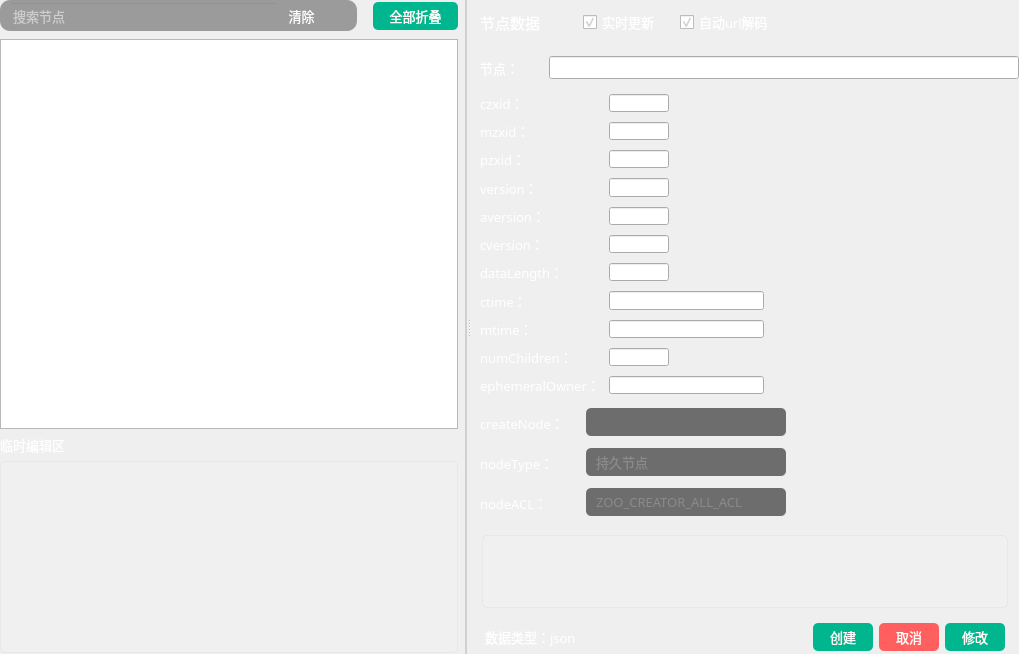
Qt form Fdog-Kit/module_zookeeper/zookeeperwidget.ui (HuaGouFdog/Fdog-Kit) before a commit.
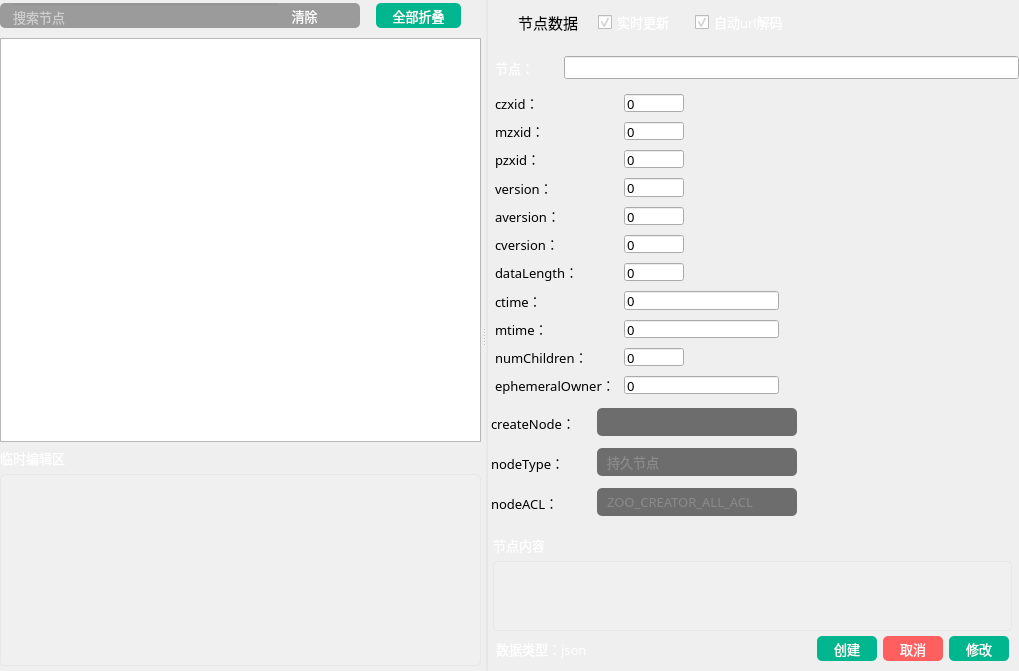
The same form after that commit. Icons and pictures are not drawn.

Commit message: 优化zk模块ui，去除多余设计，并确保背景继承于主窗口

The edit to the form file:
```diff
--- a/Fdog-Kit/module_zookeeper/zookeeperwidget.ui
+++ b/Fdog-Kit/module_zookeeper/zookeeperwidget.ui
@@ -128,12 +128,13 @@
      <property name="orientation">
       <enum>Qt::Horizontal</enum>
      </property>
+     <property name="handleWidth">
+      <number>5</number>
+     </property>
      <widget class="QWidget" name="verticalWidget_1_l" native="true">
       <property name="styleSheet">
        <string notr="true">#verticalWidget_1_l{
-
 color: rgb(255, 255, 255);
-border-right:2px solid rgba(108, 117, 125, 65); 
 }</string>
       </property>
       <layout class="QVBoxLayout" name="verticalLayout_9">
@@ -143,11 +144,14 @@
        <property name="sizeConstraint">
         <enum>QLayout::SetDefaultConstraint</enum>
        </property>
+       <property name="leftMargin">
+        <number>0</number>
+       </property>
        <property name="topMargin">
         <number>0</number>
        </property>
        <property name="rightMargin">
-        <number>9</number>
+        <number>0</number>
        </property>
        <property name="bottomMargin">
         <number>0</number>
@@ -190,16 +194,15 @@
             <property name="maximumSize">
              <size>
               <width>16777215</width>
-              <height>31</height>
+              <height>25</height>
              </size>
             </property>
             <property name="styleSheet">
              <string notr="true">#widget_1_3_l_1{
 color: rgb(255, 255, 255);
-border-radius: 14px;
 background-color: rgb(25, 25, 25, 100);
 border: 0px solid rgba(255, 255, 255, 0);
-border-radius: 10px;
+border-radius: 5px;
 padding-left:10px;
 padding-right:10px;
 }</string>
@@ -341,13 +344,13 @@
             <property name="minimumSize">
              <size>
               <width>85</width>
-              <height>28</height>
+              <height>25</height>
              </size>
             </property>
             <property name="maximumSize">
              <size>
               <width>85</width>
-              <height>28</height>
+              <height>25</height>
              </size>
             </property>
             <property name="font">
@@ -393,6 +396,22 @@
             </property>
            </widget>
           </item>
+          <item>
+           <spacer name="horizontalSpacer_9">
+            <property name="orientation">
+             <enum>Qt::Horizontal</enum>
+            </property>
+            <property name="sizeType">
+             <enum>QSizePolicy::Fixed</enum>
+            </property>
+            <property name="sizeHint" stdset="0">
+             <size>
+              <width>20</width>
+              <height>20</height>
+             </size>
+            </property>
+           </spacer>
+          </item>
          </layout>
         </widget>
        </item>
@@ -403,13 +422,13 @@
            <number>0</number>
           </property>
           <property name="topMargin">
-           <number>1</number>
+           <number>0</number>
           </property>
           <property name="rightMargin">
            <number>0</number>
           </property>
           <property name="bottomMargin">
-           <number>1</number>
+           <number>0</number>
           </property>
           <item>
            <widget class="QWidget" name="horizontalWidget_1_1_l" native="true">
@@ -435,7 +454,7 @@
               <number>0</number>
              </property>
              <property name="bottomMargin">
-              <number>0</number>
+              <number>5</number>
              </property>
              <item>
               <widget class="QStackedWidget" name="stackedWidget">
@@ -949,7 +968,6 @@
                <property name="styleSheet">
                 <string notr="true">#textEdit_data_2{
 	border: 1px solid rgba(197, 197, 197,50);
-	
 	background-color: rgba(255, 255, 255, 20);
 	border-radius: 5px;
 	color: rgb(255, 255, 255);
@@ -1034,7 +1052,10 @@
        </font>
       </property>
       <property name="styleSheet">
-       <string notr="true">color: rgb(255, 255, 255);</string>
+       <string notr="true">#verticalWidget_1_r{
+color: rgb(255, 255, 255);
+border-left:2px solid rgba(197, 197, 197,50);
+}</string>
       </property>
       <layout class="QVBoxLayout" name="verticalLayout">
        <property name="leftMargin">
@@ -1079,6 +1100,61 @@
           <property name="bottomMargin">
            <number>0</number>
           </property>
+          <item>
+           <widget class="QToolButton" name="toolButton_have_data">
+            <property name="minimumSize">
+             <size>
+              <width>20</width>
+              <height>20</height>
+             </size>
+            </property>
+            <property name="font">
+             <font>
+              <pointsize>10</pointsize>
+              <stylestrategy>PreferAntialias</stylestrategy>
+             </font>
+            </property>
+            <property name="toolTip">
+             <string>绿色表示当前节点有更新</string>
+            </property>
+            <property name="styleSheet">
+             <string notr="true">QToolButton {
+	color: rgb(255, 255, 255);
+	background-color: rgba(255, 255, 255, 0);
+	border: none;
+}
+
+QToolButton::menu-indicator { 
+	image: None;
+}
+
+ 
+QToolButton:hover {
+	color: rgb(255, 255, 255);
+	background-color: rgba(255, 255, 255, 0);
+	border: none;
+}
+QToolTip {
+color: rgb(255, 255, 255);
+background-color: rgb(108, 117, 125, 65);
+border-radius: 2px;
+}</string>
+            </property>
+            <property name="text">
+             <string/>
+            </property>
+            <property name="icon">
+             <iconset resource="../lib.qrc">
+              <normaloff>:/lib/grey.svg</normaloff>:/lib/grey.svg</iconset>
+            </property>
+            <property name="iconSize">
+             <size>
+              <width>20</width>
+              <height>20</height>
+             </size>
+            </property>
+           </widget>
+          </item>
           <item>
            <widget class="QLabel" name="label_data">
             <property name="maximumSize">
@@ -1099,61 +1175,6 @@
             </property>
            </widget>
           </item>
-          <item>
-           <widget class="QToolButton" name="toolButton_have_data">
-            <property name="minimumSize">
-             <size>
-              <width>20</width>
-              <height>20</height>
-             </size>
-            </property>
-            <property name="font">
-             <font>
-              <pointsize>10</pointsize>
-              <stylestrategy>PreferAntialias</stylestrategy>
-             </font>
-            </property>
-            <property name="toolTip">
-             <string>绿色表示当前节点有更新</string>
-            </property>
-            <property name="styleSheet">
-             <string notr="true">QToolButton {
-	color: rgb(255, 255, 255);
-	background-color: rgba(255, 255, 255, 0);
-	border: none;
-}
-
-QToolButton::menu-indicator { 
-	image: None;
-}
-
- 
-QToolButton:hover {
-	color: rgb(255, 255, 255);
-	background-color: rgba(255, 255, 255, 0);
-	border: none;
-}
-QToolTip {
-color: rgb(255, 255, 255);
-background-color: rgb(108, 117, 125, 65);
-border-radius: 2px;
-}</string>
-            </property>
-            <property name="text">
-             <string/>
-            </property>
-            <property name="icon">
-             <iconset resource="../lib.qrc">
-              <normaloff>:/lib/grey.svg</normaloff>:/lib/grey.svg</iconset>
-            </property>
-            <property name="iconSize">
-             <size>
-              <width>20</width>
-              <height>20</height>
-             </size>
-            </property>
-           </widget>
-          </item>
           <item>
            <spacer name="horizontalSpacer">
             <property name="orientation">
@@ -1187,7 +1208,12 @@
 color: rgb(255, 255, 255);
 background-color: rgb(108, 117, 125, 65);
 border-radius: 2px;
-}</string>
+}
+
+#checkBox_auto{
+ color: rgb(255, 255, 255);
+}
+</string>
             </property>
             <property name="text">
              <string>实时更新</string>
@@ -1938,13 +1964,13 @@
            <number>5</number>
           </property>
           <property name="leftMargin">
-           <number>9</number>
+           <number>5</number>
           </property>
           <property name="topMargin">
            <number>5</number>
           </property>
           <property name="rightMargin">
-           <number>9</number>
+           <number>5</number>
           </property>
           <property name="bottomMargin">
            <number>0</number>
@@ -2422,7 +2448,7 @@
            <widget class="QWidget" name="verticalWidget_1_2_5_r" native="true">
             <layout class="QVBoxLayout" name="verticalLayout_5">
              <property name="spacing">
-              <number>6</number>
+              <number>0</number>
              </property>
              <property name="leftMargin">
               <number>0</number>
@@ -2434,7 +2460,7 @@
               <number>0</number>
              </property>
              <property name="bottomMargin">
-              <number>0</number>
+              <number>10</number>
              </property>
              <item>
               <widget class="QWidget" name="verticalWidget_1_2_5_2_r" native="true">
@@ -2498,6 +2524,22 @@
                 <property name="bottomMargin">
                  <number>0</number>
                 </property>
+                <item>
+                 <widget class="QLabel" name="label_2">
+                  <property name="font">
+                   <font>
+                    <family>OPPOSans B</family>
+                    <pointsize>10</pointsize>
+                   </font>
+                  </property>
+                  <property name="styleSheet">
+                   <string notr="true">color: rgb(255, 255, 255);</string>
+                  </property>
+                  <property name="text">
+                   <string>节点内容</string>
+                  </property>
+                 </widget>
+                </item>
                 <item>
                  <widget class="QTextEdit" name="textEdit_data">
                   <property name="sizePolicy">
@@ -2526,6 +2568,7 @@
                    <string notr="true">#textEdit_data{
 	border: 1px solid rgba(197, 197, 197,50);
 	
+	color: rgb(255, 255, 255);
 	background-color: rgba(255, 255, 255, 20);
 	border-radius: 5px;
 }
@@ -2596,13 +2639,13 @@
                <property name="minimumSize">
                 <size>
                  <width>0</width>
-                 <height>40</height>
+                 <height>30</height>
                 </size>
                </property>
                <property name="maximumSize">
                 <size>
                  <width>16777215</width>
-                 <height>40</height>
+                 <height>30</height>
                 </size>
                </property>
                <property name="styleSheet">
@@ -2613,7 +2656,7 @@
                  <number>5</number>
                 </property>
                 <property name="topMargin">
-                 <number>6</number>
+                 <number>5</number>
                 </property>
                 <property name="rightMargin">
                  <number>5</number>
@@ -2705,13 +2748,13 @@
                   <property name="minimumSize">
                    <size>
                     <width>60</width>
-                    <height>28</height>
+                    <height>25</height>
                    </size>
                   </property>
                   <property name="maximumSize">
                    <size>
                     <width>60</width>
-                    <height>28</height>
+                    <height>25</height>
                    </size>
                   </property>
                   <property name="font">
@@ -2758,13 +2801,13 @@
                   <property name="minimumSize">
                    <size>
                     <width>60</width>
-                    <height>28</height>
+                    <height>25</height>
                    </size>
                   </property>
                   <property name="maximumSize">
                    <size>
                     <width>60</width>
-                    <height>28</height>
+                    <height>25</height>
                    </size>
                   </property>
                   <property name="font">
@@ -2810,13 +2853,13 @@
                   <property name="minimumSize">
                    <size>
                     <width>60</width>
-                    <height>28</height>
+                    <height>25</height>
                    </size>
                   </property>
                   <property name="maximumSize">
                    <size>
                     <width>60</width>
-                    <height>28</height>
+                    <height>25</height>
                    </size>
                   </property>
                   <property name="font">
```
The commit also changes 3 other files.
